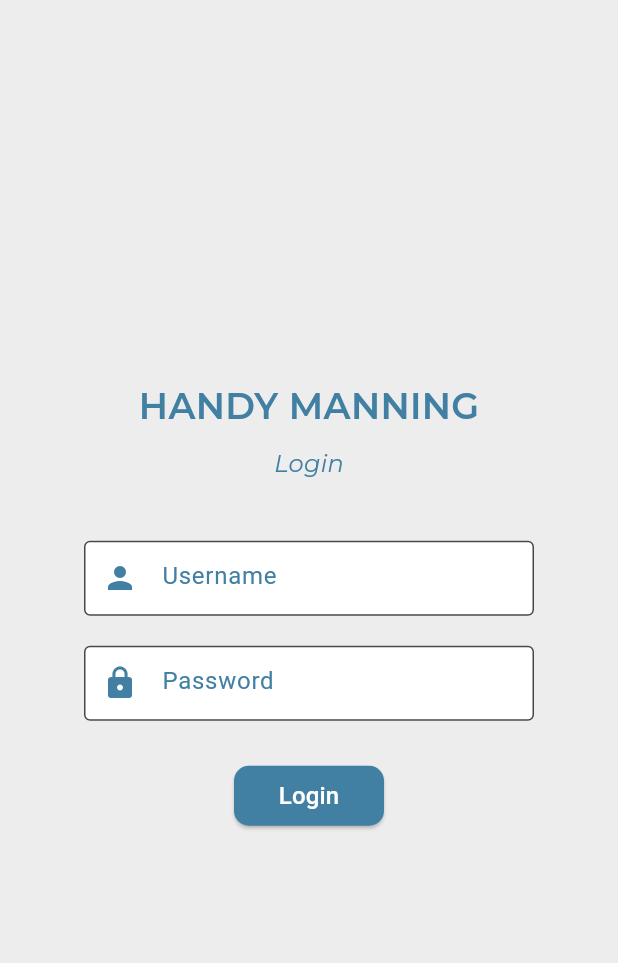
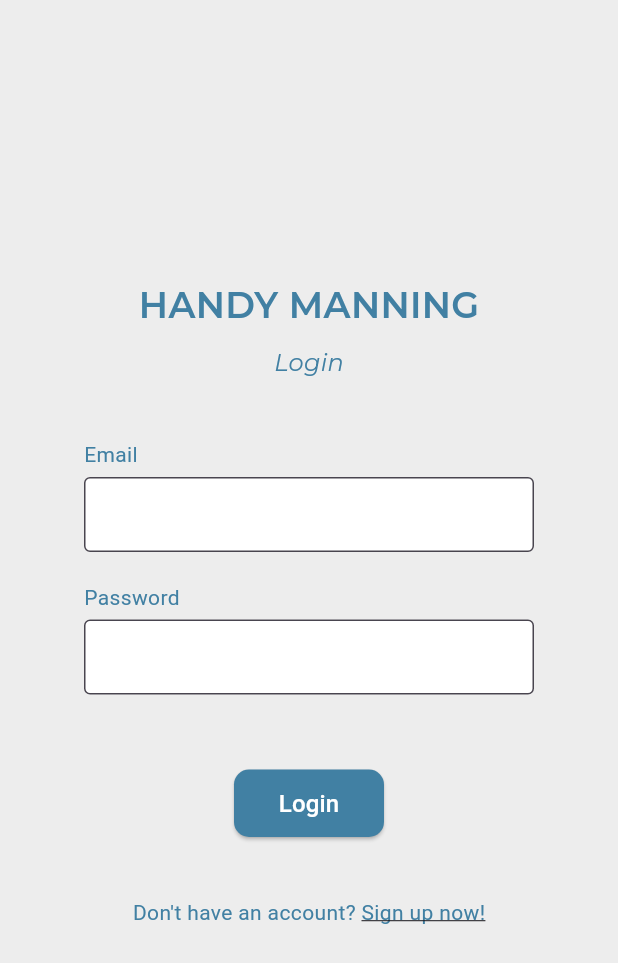
Before and after one commit to simonvque/innolympics_apqs, a Flutter app: the screen it shows after launch, after a tap on "Login", on a phone screen of 412 x 824 dp. Shown: the top 963 px of the screen. Run offline on Flutter 3.47's test engine with Material 3 defaults, Android fonts, the light colour scheme and no system bars; our stand-ins replace firebase_auth, firebase_core; accounts and stored records are empty; network calls fail; Roboto replaces fonts that are missing (Montserrat, Montserrat-Regular); project files that could hold a hidden picture were left out.

Commit message:
authentication using firebase for signup and login

```diff
--- /dev/null
+++ b/lib/auth_service.dart
@@ -0,0 +1,38 @@
+import 'dart:developer';
+import 'package:firebase_auth/firebase_auth.dart';
+
+class AuthService {
+  final _auth = FirebaseAuth.instance;
+
+  Future<User?> createUserWithEmailAndPassword(
+      String email, String password) async {
+    try {
+      final cred = await _auth.createUserWithEmailAndPassword(
+          email: email, password: password);
+      return cred.user;
+    } catch (e) {
+      log("Something went wrong");
+    }
+    return null;
+  }
+
+  Future<User?> loginUserWithEmailAndPassword(
+      String email, String password) async {
+    try {
+      final cred = await _auth.signInWithEmailAndPassword(
+          email: email, password: password);
+      return cred.user;
+    } catch (e) {
+      log("Something went wrong");
+    }
+    return null;
+  }
+
+  Future<void> signout() async {
+    try {
+      _auth.signOut();
+    } catch (e) {
+      log("Something went wrong");
+    }
+  }
+}
--- a/lib/login.dart
+++ b/lib/login.dart
@@ -1,4 +1,9 @@
+import 'dart:developer';
+
 import 'package:flutter/material.dart';
+import 'package:innolympics_apqs/auth_service.dart';
+import 'package:innolympics_apqs/home.dart';
+import 'package:innolympics_apqs/signup.dart';
 
 class LoginPage extends StatelessWidget {
   const LoginPage({super.key});
@@ -39,30 +44,56 @@ class LoginPage extends StatelessWidget {
   }
 }
 
-class LoginForm extends StatelessWidget {
+class LoginForm extends StatefulWidget {
   const LoginForm({super.key});
+
+  @override
+  State<LoginForm> createState() => _LoginFormState();
+}
+
+class _LoginFormState extends State<LoginForm> {
+  final _auth = AuthService();
+
+  final _email = TextEditingController();
+
+  final _password = TextEditingController();
+
+  @override
+  void dispose() {
+    _email.dispose();
+    _password.dispose();
+    super.dispose();
+  }
 
   @override
   Widget build(BuildContext context) {
     const textFieldColor = Color(0xFF4180A3);
 
-    return Padding(
+    return Center(
+      child: Padding(
         padding: const EdgeInsets.all(20.0),
         child: Column(
           mainAxisAlignment: MainAxisAlignment.center,
           children: [
-          const Center(
-            child: SizedBox(
+            SizedBox(
               width: 300, // Set the desired width here
-              height: 50, // Set the desired height here
+              child: Column(
+                crossAxisAlignment: CrossAxisAlignment.start,
+                children: [
+                  const Text(
+                    'Email',
+                    style: TextStyle(
+                        color: textFieldColor,
+                        fontFamily: 'Montserrat-Regular'),
+                  ),
+                  const SizedBox(height: 5),
+                  SizedBox(
+                    height: 50, // Adjust the height as needed
                     child: TextField(
-                style: TextStyle(color: textFieldColor), // Set text color
-                decoration: InputDecoration(
-                  hintText: 'Username',
-                  hintStyle:
-                      TextStyle(color: textFieldColor), // Set hint text color
-                  prefixIcon: Icon(Icons.person,
-                      color: textFieldColor), // Set icon color
+                      controller: _email,
+                      style: const TextStyle(
+                          color: textFieldColor), // Set text color
+                      decoration: const InputDecoration(
                         border: OutlineInputBorder(
                           borderSide: BorderSide(color: textFieldColor),
                         ),
@@ -71,20 +102,30 @@ class LoginForm extends StatelessWidget {
                       ),
                     ),
                   ),
+                ],
+              ),
             ),
             const SizedBox(height: 20),
-          const Center(
-            child: SizedBox(
+            SizedBox(
               width: 300, // Set the desired width here
-              height: 50, // Set the desired height here
+              child: Column(
+                crossAxisAlignment: CrossAxisAlignment.start,
+                children: [
+                  const Text(
+                    'Password',
+                    style: TextStyle(
+                        color: textFieldColor,
+                        fontFamily: 'Montserrat-Regular'),
+                  ),
+                  const SizedBox(height: 5),
+                  SizedBox(
+                    height: 50, // Adjust the height as needed
                     child: TextField(
-                style: TextStyle(color: textFieldColor), // Set text color
-                decoration: InputDecoration(
-                  hintText: 'Password',
-                  hintStyle:
-                      TextStyle(color: textFieldColor), // Set hint text color
-                  prefixIcon:
-                      Icon(Icons.lock, color: textFieldColor), // Set icon color
+                      controller: _password,
+                      obscureText: true,
+                      style: const TextStyle(
+                          color: textFieldColor), // Set text color
+                      decoration: const InputDecoration(
                         border: OutlineInputBorder(
                           borderSide: BorderSide(color: textFieldColor),
                         ),
@@ -93,15 +134,21 @@ class LoginForm extends StatelessWidget {
                       ),
                     ),
                   ),
+                ],
               ),
-          const SizedBox(height: 30),
+            ),
+            const SizedBox(height: 50),
             SizedBox(
               width: 100,
-            height: 40,
+              height: 45,
               child: ElevatedButton(
-              onPressed: () {
-                // Add your login logic here
-              },
+                onPressed: _login,
+                // {
+                //   Navigator.push(
+                //     context,
+                //     MaterialPageRoute(builder: (context) => const HomePage()),
+                //   );
+                // },
                 style: ElevatedButton.styleFrom(
                   backgroundColor: const Color(0xFF4180A3),
                   shape: RoundedRectangleBorder(
@@ -115,8 +162,53 @@ class LoginForm extends StatelessWidget {
                         fontFamily: 'Montserrat')),
               ),
             ),
+            const SizedBox(height: 40),
+            Row(
+              mainAxisAlignment: MainAxisAlignment.center,
+              children: [
+                const Text(
+                  "Don't have an account? ",
+                  style: TextStyle(
+                      color: textFieldColor, fontFamily: 'Montserrat-Regular'),
+                ),
+                GestureDetector(
+                  onTap: () {
+                    // Navigate to the sign-up page
+                    Navigator.push(
+                        context,
+                        MaterialPageRoute(
+                            builder: (context) => const SignUpPage()));
+                  },
+                  child: const Text(
+                    "Sign up now!",
+                    style: TextStyle(
+                      color: textFieldColor,
+                      fontFamily: 'Montserrat-Regular',
+                      decoration: TextDecoration.underline,
+                    ),
+                  ),
+                ),
               ],
+            ),
+          ],
+        ),
       ),
     );
   }
+
+  goToHome(BuildContext context) => Navigator.push(
+      context,
+      MaterialPageRoute(
+        builder: (context) => const HomePage(),
+      ));
+
+  _login() async {
+    final user =
+        await _auth.loginUserWithEmailAndPassword(_email.text, _password.text);
+
+    if (user != null) {
+      log("User Logged In");
+      goToHome(context);
     }
+  }
+}
--- a/lib/main.dart
+++ b/lib/main.dart
@@ -1,8 +1,12 @@
+import 'package:firebase_core/firebase_core.dart';
 import 'package:flutter/material.dart';
 import 'package:innolympics_apqs/login.dart';
 import 'package:innolympics_apqs/nav.dart';
+import 'package:innolympics_apqs/signup.dart';
 
-void main() {
+void main() async {
+  WidgetsFlutterBinding.ensureInitialized();
+  await Firebase.initializeApp();
   runApp(const MyApp());
 }
 
```
Also changed, not shown: lib/home.dart (added, +15 -0 lines), lib/signup.dart (+476 -0 lines). Lines whose indentation alone changed are shown as unchanged.
